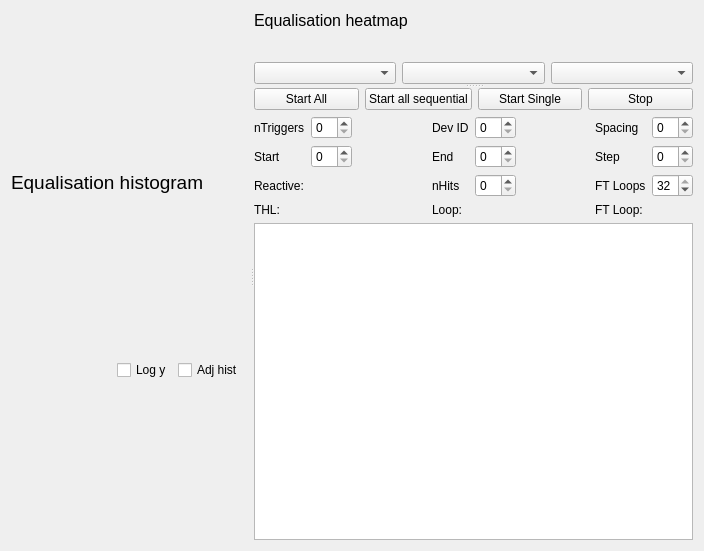
This is SpidrMpx3Eq/qcstmequalization.ui in navrit/dexter as Qt 5 draws it before an edit. The edited form follows.
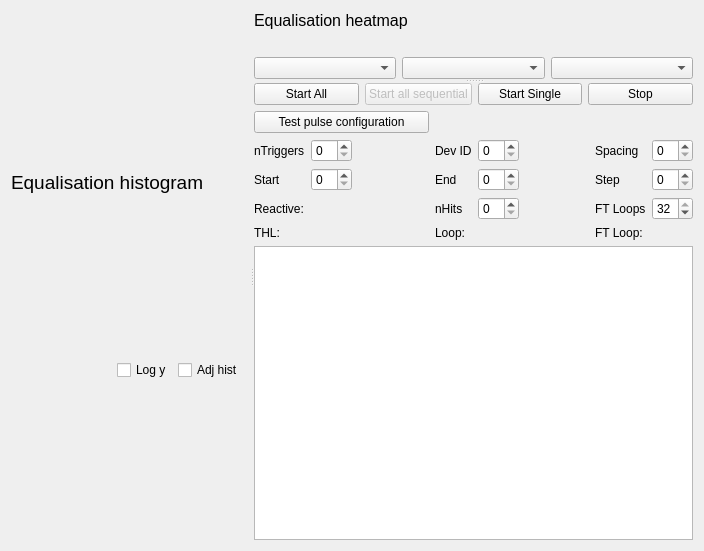
This is the edited form. Custom widgets are drawn as their Qt base class.

The edit to the form file:
```diff
--- a/SpidrMpx3Eq/qcstmequalization.ui
+++ b/SpidrMpx3Eq/qcstmequalization.ui
@@ -212,6 +212,9 @@
           </item>
           <item>
            <widget class="QPushButton" name="_startEqAllSequential">
+            <property name="enabled">
+             <bool>false</bool>
+            </property>
             <property name="text">
              <string>Start all sequential</string>
             </property>
@@ -249,7 +252,7 @@
          <layout class="QVBoxLayout" name="verticalLayout_9">
           <item>
            <layout class="QGridLayout" name="gridLayout">
-            <item row="0" column="1">
+            <item row="1" column="1">
              <widget class="QSpinBox" name="nTriggersSpinBox">
               <property name="toolTip">
                <string>Number of frames</string>
@@ -262,7 +265,7 @@
               </property>
              </widget>
             </item>
-            <item row="2" column="6">
+            <item row="3" column="6">
              <widget class="QLabel" name="eqSigmaMaskingSpinBox">
               <property name="toolTip">
                <string>&lt;html&gt;&lt;head/&gt;&lt;body&gt;&lt;p&gt;Fine tuning - sigma masking&lt;/p&gt;&lt;/body&gt;&lt;/html&gt;</string>
@@ -275,7 +278,7 @@
               </property>
              </widget>
             </item>
-            <item row="0" column="2">
+            <item row="1" column="2">
              <spacer name="horizontalSpacer_5">
               <property name="toolTipDuration">
                <number>-1</number>
@@ -291,7 +294,7 @@
               </property>
              </spacer>
             </item>
-            <item row="3" column="0">
+            <item row="4" column="0">
              <widget class="QLabel" name="thxLabel">
               <property name="toolTip">
                <string>&lt;html&gt;&lt;head/&gt;&lt;body&gt;&lt;p&gt;Threshold Low&lt;/p&gt;&lt;/body&gt;&lt;/html&gt;</string>
@@ -304,7 +307,7 @@
               </property>
              </widget>
             </item>
-            <item row="3" column="3">
+            <item row="4" column="3">
              <widget class="QLabel" name="label_6">
               <property name="toolTip">
                <string>Mask loop progress</string>
@@ -317,88 +320,46 @@
               </property>
              </widget>
             </item>
-            <item row="0" column="7">
-             <widget class="QSpinBox" name="spacingSpinBox">
+            <item row="1" column="6">
+             <widget class="QLabel" name="eqLabelSpacing">
               <property name="toolTip">
                <string>Pixel spacing</string>
               </property>
               <property name="toolTipDuration">
                <number>-1</number>
               </property>
-              <property name="keyboardTracking">
-               <bool>false</bool>
+              <property name="text">
+               <string>Spacing</string>
               </property>
              </widget>
             </item>
-            <item row="0" column="4">
-             <widget class="QSpinBox" name="devIdSpinBox">
+            <item row="4" column="6">
+             <widget class="QLabel" name="label_4">
               <property name="toolTip">
                <string>&lt;html&gt;&lt;head/&gt;&lt;body&gt;&lt;p&gt;Device ID&lt;/p&gt;&lt;p&gt;See &amp;quot;Data recording&amp;quot; under visualiser (Ctrl+1) for which chip this corresponds to&lt;/p&gt;&lt;/body&gt;&lt;/html&gt;</string>
               </property>
               <property name="toolTipDuration">
                <number>-1</number>
               </property>
-              <property name="keyboardTracking">
-               <bool>false</bool>
-              </property>
-             </widget>
-            </item>
-            <item row="1" column="3">
-             <widget class="QLabel" name="label_2">
-              <property name="toolTip">
-               <string>&lt;html&gt;&lt;head/&gt;&lt;body&gt;&lt;p&gt;Ending threshold&lt;/p&gt;&lt;/body&gt;&lt;/html&gt;</string>
-              </property>
-              <property name="toolTipDuration">
-               <number>-1</number>
-              </property>
               <property name="text">
-               <string>End</string>
+               <string>FT Loop:</string>
               </property>
              </widget>
             </item>
-            <item row="0" column="5">
-             <spacer name="horizontalSpacer_6">
-              <property name="toolTipDuration">
-               <number>-1</number>
-              </property>
-              <property name="orientation">
-               <enum>Qt::Horizontal</enum>
-              </property>
-              <property name="sizeHint" stdset="0">
-               <size>
-                <width>0</width>
-                <height>0</height>
-               </size>
-              </property>
-             </spacer>
-            </item>
-            <item row="2" column="4">
-             <widget class="QSpinBox" name="nHitsSpinBox">
+            <item row="3" column="3">
+             <widget class="QLabel" name="label_8">
               <property name="toolTip">
                <string>Number of counts, above this value pixels are considered to be ON</string>
               </property>
               <property name="toolTipDuration">
                <number>-1</number>
               </property>
+              <property name="text">
+               <string>nHits</string>
+              </property>
              </widget>
             </item>
-            <item row="1" column="2">
-             <spacer name="horizontalSpacer">
-              <property name="toolTipDuration">
-               <number>-1</number>
-              </property>
-              <property name="orientation">
-               <enum>Qt::Horizontal</enum>
-              </property>
-              <property name="sizeHint" stdset="0">
-               <size>
-                <width>40</width>
-                <height>20</height>
-               </size>
-              </property>
-             </spacer>
-            </item>
-            <item row="1" column="7">
+            <item row="2" column="7">
              <widget class="QSpinBox" name="eqStepSpinBox">
               <property name="toolTip">
                <string>&lt;html&gt;&lt;head/&gt;&lt;body&gt;&lt;p&gt;Step&lt;/p&gt;&lt;/body&gt;&lt;/html&gt;</string>
@@ -411,7 +372,7 @@
               </property>
              </widget>
             </item>
-            <item row="0" column="0">
+            <item row="1" column="0">
              <widget class="QLabel" name="eqLabelnTriggers">
               <property name="toolTip">
                <string>Number of frames</string>
@@ -424,7 +385,7 @@
               </property>
              </widget>
             </item>
-            <item row="3" column="4">
+            <item row="4" column="4">
              <widget class="QLabel" name="eqLabelLoopProgress">
               <property name="toolTip">
                <string>Mask loop progress</string>
@@ -437,49 +398,49 @@
               </property>
              </widget>
             </item>
-            <item row="3" column="1">
-             <widget class="QLabel" name="eqLabelTHLCurrentValue">
-              <property name="toolTip">
-               <string>&lt;html&gt;&lt;head/&gt;&lt;body&gt;&lt;p&gt;Threshold Low&lt;/p&gt;&lt;/body&gt;&lt;/html&gt;</string>
-              </property>
+            <item row="1" column="5">
+             <spacer name="horizontalSpacer_6">
               <property name="toolTipDuration">
                <number>-1</number>
               </property>
-              <property name="layoutDirection">
-               <enum>Qt::RightToLeft</enum>
+              <property name="orientation">
+               <enum>Qt::Horizontal</enum>
               </property>
-              <property name="text">
-               <string/>
+              <property name="sizeHint" stdset="0">
+               <size>
+                <width>0</width>
+                <height>0</height>
+               </size>
               </property>
-             </widget>
+             </spacer>
             </item>
-            <item row="0" column="3">
-             <widget class="QLabel" name="eqLabelDevId">
+            <item row="3" column="4">
+             <widget class="QSpinBox" name="nHitsSpinBox">
               <property name="toolTip">
                <string>&lt;html&gt;&lt;head/&gt;&lt;body&gt;&lt;p&gt;Device ID&lt;/p&gt;&lt;p&gt;See &amp;quot;Data recording&amp;quot; under visualiser (Ctrl+1) for which chip this corresponds to&lt;/p&gt;&lt;/body&gt;&lt;/html&gt;</string>
               </property>
               <property name="toolTipDuration">
                <number>-1</number>
               </property>
-              <property name="text">
-               <string>Dev ID</string>
-              </property>
              </widget>
             </item>
-            <item row="1" column="1">
-             <widget class="QSpinBox" name="eqMinSpinBox">
-              <property name="toolTip">
-               <string>&lt;html&gt;&lt;head/&gt;&lt;body&gt;&lt;p&gt;Starting threshold&lt;/p&gt;&lt;/body&gt;&lt;/html&gt;</string>
-              </property>
+            <item row="2" column="2">
+             <spacer name="horizontalSpacer">
               <property name="toolTipDuration">
                <number>-1</number>
               </property>
-              <property name="keyboardTracking">
-               <bool>false</bool>
+              <property name="orientation">
+               <enum>Qt::Horizontal</enum>
               </property>
-             </widget>
+              <property name="sizeHint" stdset="0">
+               <size>
+                <width>40</width>
+                <height>20</height>
+               </size>
+              </property>
+             </spacer>
             </item>
-            <item row="1" column="4">
+            <item row="2" column="4">
              <widget class="QSpinBox" name="eqMaxSpinBox">
               <property name="toolTip">
                <string>&lt;html&gt;&lt;head/&gt;&lt;body&gt;&lt;p&gt;Ending threshold&lt;/p&gt;&lt;/body&gt;&lt;/html&gt;</string>
@@ -492,7 +453,7 @@
               </property>
              </widget>
             </item>
-            <item row="2" column="1">
+            <item row="3" column="1">
              <widget class="QLabel" name="eqLabelNPixelsReactive">
               <property name="toolTip">
                <string>Number of pixels reacting</string>
@@ -508,7 +469,7 @@
               </property>
              </widget>
             </item>
-            <item row="2" column="7">
+            <item row="3" column="7">
              <widget class="QSpinBox" name="fineTuningLoopsSpinBox">
               <property name="toolTip">
                <string>&lt;html&gt;&lt;head/&gt;&lt;body&gt;&lt;p&gt;Fine tuning - sigma masking&lt;/p&gt;&lt;/body&gt;&lt;/html&gt;</string>
@@ -527,46 +488,7 @@
               </property>
              </widget>
             </item>
-            <item row="0" column="6">
-             <widget class="QLabel" name="eqLabelSpacing">
-              <property name="toolTip">
-               <string>Pixel spacing</string>
-              </property>
-              <property name="toolTipDuration">
-               <number>-1</number>
-              </property>
-              <property name="text">
-               <string>Spacing</string>
-              </property>
-             </widget>
-            </item>
-            <item row="3" column="6">
-             <widget class="QLabel" name="label_4">
-              <property name="toolTip">
-               <string>Fine tuning loop progress</string>
-              </property>
-              <property name="toolTipDuration">
-               <number>-1</number>
-              </property>
-              <property name="text">
-               <string>FT Loop:</string>
-              </property>
-             </widget>
-            </item>
-            <item row="2" column="3">
-             <widget class="QLabel" name="label_8">
-              <property name="toolTip">
-               <string>Number of counts, above this value pixels are considered to be ON</string>
-              </property>
-              <property name="toolTipDuration">
-               <number>-1</number>
-              </property>
-              <property name="text">
-               <string>nHits</string>
-              </property>
-             </widget>
-            </item>
-            <item row="1" column="6">
+            <item row="2" column="6">
              <widget class="QLabel" name="label_3">
               <property name="toolTip">
                <string>Threshold step</string>
@@ -579,7 +501,7 @@
               </property>
              </widget>
             </item>
-            <item row="2" column="0">
+            <item row="3" column="0">
              <widget class="QLabel" name="label_5">
               <property name="toolTip">
                <string>Number of pixels reacting</string>
@@ -592,7 +514,7 @@
               </property>
              </widget>
             </item>
-            <item row="1" column="0">
+            <item row="2" column="0">
              <widget class="QLabel" name="label">
               <property name="toolTip">
                <string>&lt;html&gt;&lt;head/&gt;&lt;body&gt;&lt;p&gt;Starting threshold&lt;/p&gt;&lt;/body&gt;&lt;/html&gt;</string>
@@ -605,7 +527,7 @@
               </property>
              </widget>
             </item>
-            <item row="3" column="7">
+            <item row="4" column="7">
              <widget class="QLabel" name="eqLabelFineTuningLoopProgress">
               <property name="toolTip">
                <string>Fine tuning loop progress</string>
@@ -618,6 +540,94 @@
               </property>
              </widget>
             </item>
+            <item row="4" column="1">
+             <widget class="QLabel" name="eqLabelTHLCurrentValue">
+              <property name="toolTip">
+               <string>&lt;html&gt;&lt;head/&gt;&lt;body&gt;&lt;p&gt;Threshold Low&lt;/p&gt;&lt;/body&gt;&lt;/html&gt;</string>
+              </property>
+              <property name="toolTipDuration">
+               <number>-1</number>
+              </property>
+              <property name="layoutDirection">
+               <enum>Qt::RightToLeft</enum>
+              </property>
+              <property name="text">
+               <string/>
+              </property>
+             </widget>
+            </item>
+            <item row="1" column="3">
+             <widget class="QLabel" name="eqLabelDevId">
+              <property name="toolTip">
+               <string>&lt;html&gt;&lt;head/&gt;&lt;body&gt;&lt;p&gt;Device ID&lt;/p&gt;&lt;p&gt;See &amp;quot;Data recording&amp;quot; under visualiser (Ctrl+1) for which chip this corresponds to&lt;/p&gt;&lt;/body&gt;&lt;/html&gt;</string>
+              </property>
+              <property name="toolTipDuration">
+               <number>-1</number>
+              </property>
+              <property name="text">
+               <string>Dev ID</string>
+              </property>
+             </widget>
+            </item>
+            <item row="2" column="1">
+             <widget class="QSpinBox" name="eqMinSpinBox">
+              <property name="toolTip">
+               <string>&lt;html&gt;&lt;head/&gt;&lt;body&gt;&lt;p&gt;Starting threshold&lt;/p&gt;&lt;/body&gt;&lt;/html&gt;</string>
+              </property>
+              <property name="toolTipDuration">
+               <number>-1</number>
+              </property>
+              <property name="keyboardTracking">
+               <bool>false</bool>
+              </property>
+             </widget>
+            </item>
+            <item row="1" column="7">
+             <widget class="QSpinBox" name="spacingSpinBox">
+              <property name="toolTip">
+               <string>Pixel spacing</string>
+              </property>
+              <property name="toolTipDuration">
+               <number>-1</number>
+              </property>
+              <property name="keyboardTracking">
+               <bool>false</bool>
+              </property>
+             </widget>
+            </item>
+            <item row="1" column="4">
+             <widget class="QSpinBox" name="devIdSpinBox">
+              <property name="toolTip">
+               <string>&lt;html&gt;&lt;head/&gt;&lt;body&gt;&lt;p&gt;Device ID&lt;/p&gt;&lt;p&gt;See &amp;quot;Data recording&amp;quot; under visualiser (Ctrl+1) for which chip this corresponds to&lt;/p&gt;&lt;/body&gt;&lt;/html&gt;</string>
+              </property>
+              <property name="toolTipDuration">
+               <number>-1</number>
+              </property>
+              <property name="keyboardTracking">
+               <bool>false</bool>
+              </property>
+             </widget>
+            </item>
+            <item row="2" column="3">
+             <widget class="QLabel" name="label_2">
+              <property name="toolTip">
+               <string>&lt;html&gt;&lt;head/&gt;&lt;body&gt;&lt;p&gt;Ending threshold&lt;/p&gt;&lt;/body&gt;&lt;/html&gt;</string>
+              </property>
+              <property name="toolTipDuration">
+               <number>-1</number>
+              </property>
+              <property name="text">
+               <string>End</string>
+              </property>
+             </widget>
+            </item>
+            <item row="0" column="0" colspan="3">
+             <widget class="QPushButton" name="pushButton_testPulses">
+              <property name="text">
+               <string>Test pulse configuration</string>
+              </property>
+             </widget>
+            </item>
            </layout>
           </item>
          </layout>
```
Left out of the diff: 4 changed lines with no effect on the pictures.
